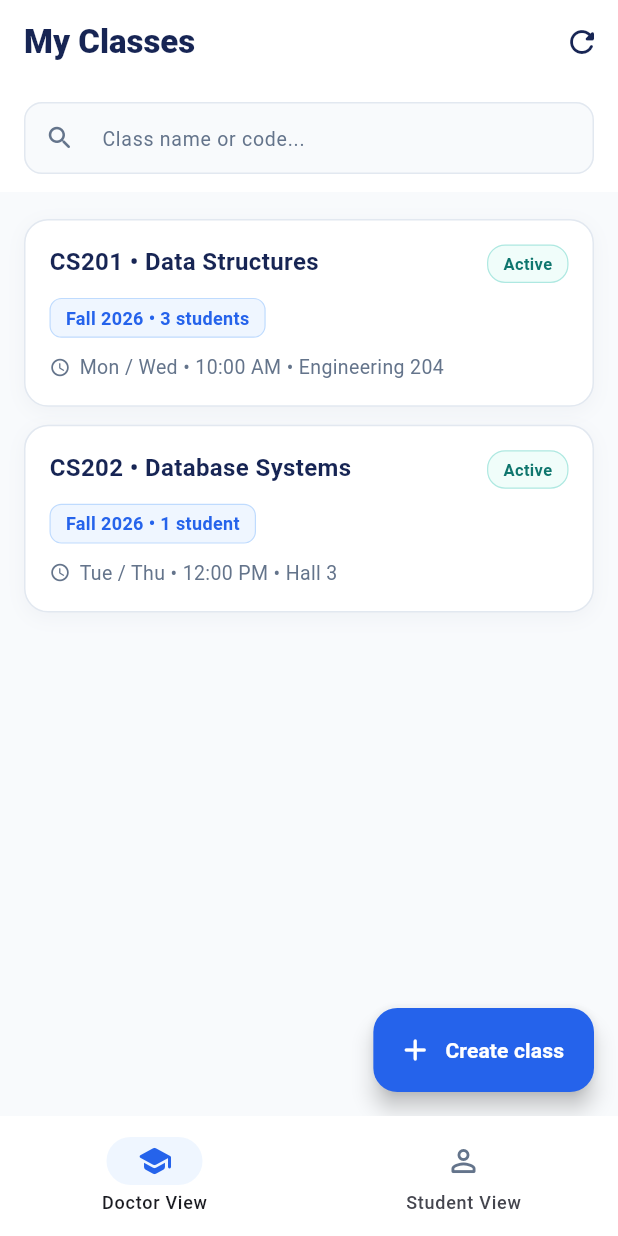
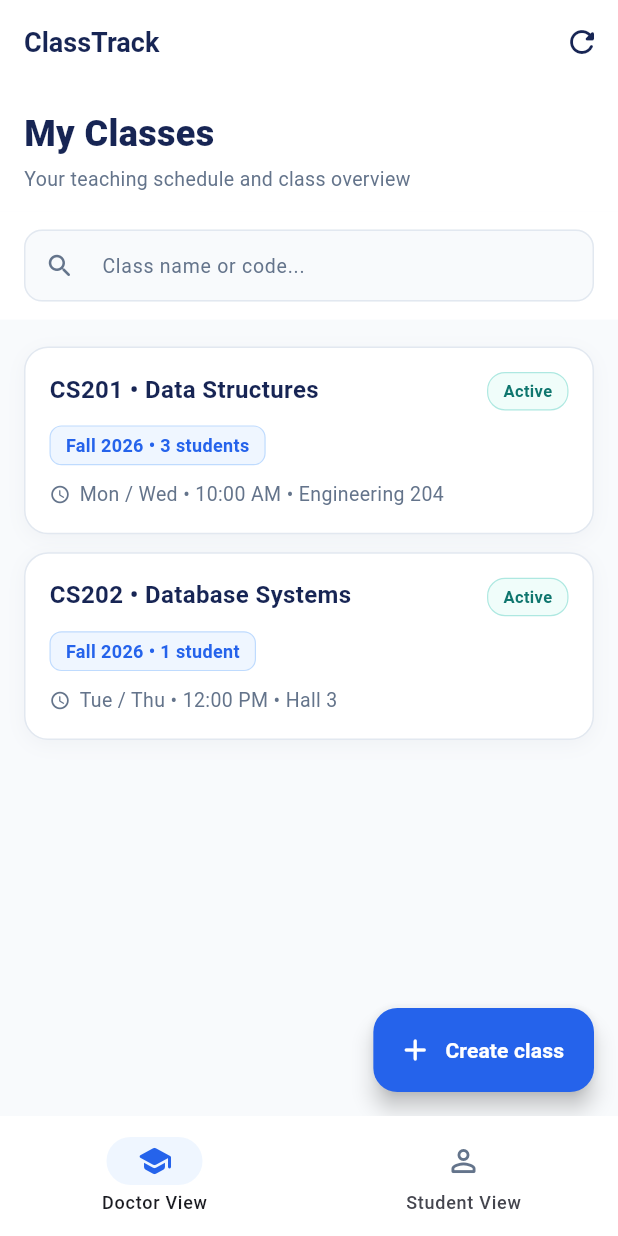
Before and after one commit to malakmostafa-tech/Class_Track, a Flutter app: the screen it shows after launch, on a phone screen of 412 x 824 dp. Run offline on Flutter 3.47's test engine with Material 3 defaults, Android fonts, the phone set to English and light mode, and no system bars; our stand-ins replace flutter_bloc.

Commit message:
feat(ui): add subtitle header to TeacherClassesPage matching Figma design

```diff
--- a/lib/features/classes/presentation/pages/teacher_classes_page.dart
+++ b/lib/features/classes/presentation/pages/teacher_classes_page.dart
@@ -67,11 +67,11 @@ class _TeacherClassesPageState extends State<TeacherClassesPage> {
         backgroundColor: AppColors.cardWhite,
         elevation: 0,
         title: const Text(
-          'My Classes',
+          'ClassTrack',
           style: TextStyle(
             color: AppColors.primaryNavy,
-            fontSize: 22,
-            fontWeight: FontWeight.w800,
+            fontSize: 18,
+            fontWeight: FontWeight.w700,
           ),
         ),
         actions: [
@@ -164,7 +164,38 @@ class _TeacherClassesPageState extends State<TeacherClassesPage> {
     }).toList();
 
     return Column(
+      crossAxisAlignment: CrossAxisAlignment.start,
       children: [
+        // Header
+        Container(
+          color: AppColors.cardWhite,
+          width: double.infinity,
+          padding: const EdgeInsets.fromLTRB(16, 16, 16, 0),
+          child: const Column(
+            crossAxisAlignment: CrossAxisAlignment.start,
+            children: [
+              Text(
+                'My Classes',
+                style: TextStyle(
+                  color: AppColors.primaryNavy,
+                  fontSize: 24,
+                  fontWeight: FontWeight.w800,
+                ),
+              ),
+              SizedBox(height: 4),
+              Text(
+                'Your teaching schedule and class overview',
+                style: TextStyle(
+                  color: AppColors.textMuted,
+                  fontSize: 13,
+                  fontWeight: FontWeight.w400,
+                ),
+              ),
+              SizedBox(height: 12),
+            ],
+          ),
+        ),
+
         // Search bar (matching Figma "Class name or code")
         Container(
           color: AppColors.cardWhite,
```
Also changed, not shown: 1 other file.
